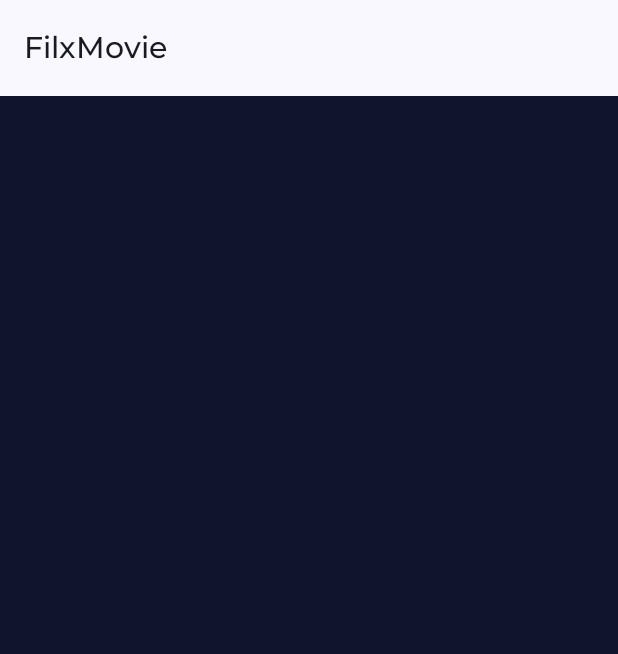
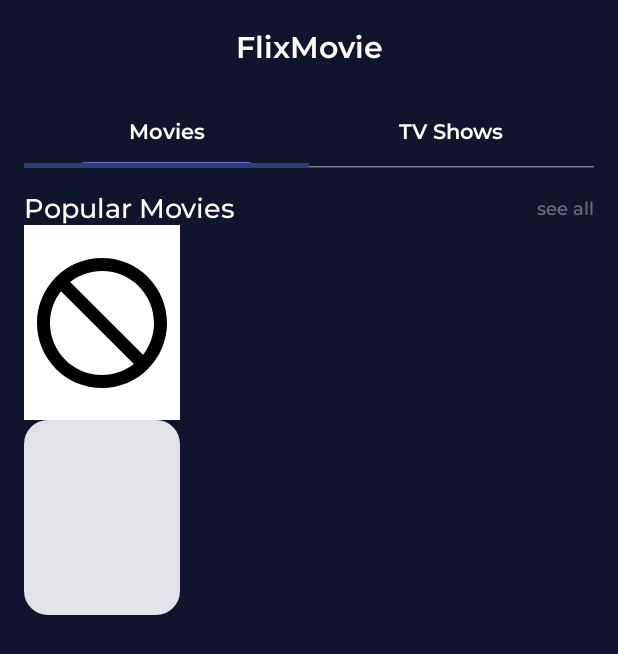
Before and after one commit to RedVelvet-Team/IMovie, an Android app built with Jetpack Compose: the composable HomeScreen shown on its own in the app's theme, on a phone screen of 412 x 824 dp. Shown: the top 654 px of the screen. Run offline under Robolectric (Android 15) with nearby library versions, the phone set to English and light mode, and no system bars; our stand-ins replace accompanist.

Commit message:
implement top app and tablayout and first section

```diff
--- /dev/null
+++ b/ui/src/main/java/com/redvelvet/ui/composable/CustomTopAppBar.kt
@@ -0,0 +1,47 @@
+package com.redvelvet.ui.composable
+
+import androidx.compose.material.icons.Icons
+import androidx.compose.material.icons.filled.ArrowBack
+import androidx.compose.material3.CenterAlignedTopAppBar
+import androidx.compose.material3.ExperimentalMaterial3Api
+import androidx.compose.material3.Icon
+import androidx.compose.material3.IconButton
+import androidx.compose.material3.Text
+import androidx.compose.material3.TopAppBarDefaults
+import androidx.compose.runtime.Composable
+import androidx.compose.ui.graphics.Color
+import androidx.compose.ui.text.style.TextOverflow
+import com.redvelvet.ui.theme.Primary
+import com.redvelvet.ui.theme.Typography
+
+@OptIn(ExperimentalMaterial3Api::class)
+@Composable
+fun CustomTopAppBar(title: String,hasBackArrow: Boolean) {
+    CenterAlignedTopAppBar(
+        title = {
+            Text(
+                text = title,
+                maxLines = 1,
+                overflow = TextOverflow.Ellipsis,
+                style = Typography.headlineLarge
+            )
+        },
+        navigationIcon = {
+            when(hasBackArrow){
+                true -> {
+                    IconButton(onClick = { /* doSomething() */ }) {
+                        Icon(
+                            imageVector = Icons.Filled.ArrowBack,
+                            contentDescription = "Localized description"
+                        )
+                    }
+                }
+                false -> {}
+            }
+        },
+        colors = TopAppBarDefaults.topAppBarColors(
+            containerColor = Primary,
+            titleContentColor = Color.White
+        )
+    )
+}
--- /dev/null
+++ b/ui/src/main/java/com/redvelvet/ui/composable/SectionHeader.kt
@@ -0,0 +1,29 @@
+package com.redvelvet.ui.composable
+
+import androidx.compose.foundation.layout.Arrangement
+import androidx.compose.foundation.layout.Row
+import androidx.compose.foundation.layout.fillMaxWidth
+import androidx.compose.material3.Text
+import androidx.compose.runtime.Composable
+import androidx.compose.ui.Alignment
+import androidx.compose.ui.Modifier
+import androidx.compose.ui.graphics.Color
+import com.redvelvet.ui.theme.FontAccent
+import com.redvelvet.ui.theme.Typography
+
+@Composable
+fun SectionHeader(label:String,modifier: Modifier = Modifier) {
+    Row(horizontalArrangement = Arrangement.SpaceBetween,
+        verticalAlignment = Alignment.CenterVertically,
+        modifier = modifier.fillMaxWidth()) {
+        Text(
+            text = label,
+            style = Typography.titleMedium,
+            color = Color.White
+        )
+        Text(text = "see all",
+            style = Typography.labelSmall,
+            color = FontAccent
+        )
+    }
+}
--- a/ui/src/main/java/com/redvelvet/ui/screen/home/HomeScreen.kt
+++ b/ui/src/main/java/com/redvelvet/ui/screen/home/HomeScreen.kt
@@ -1,20 +1,47 @@
 package com.redvelvet.ui.screen.home
 
+import androidx.compose.foundation.Image
+import androidx.compose.foundation.background
 import androidx.compose.foundation.layout.Arrangement
+import androidx.compose.foundation.layout.Box
 import androidx.compose.foundation.layout.Column
 import androidx.compose.foundation.layout.PaddingValues
 import androidx.compose.foundation.layout.Row
 import androidx.compose.foundation.layout.fillMaxSize
+import androidx.compose.foundation.layout.fillMaxWidth
+import androidx.compose.foundation.layout.height
+import androidx.compose.foundation.layout.padding
+import androidx.compose.foundation.layout.width
 import androidx.compose.foundation.lazy.LazyRow
+import androidx.compose.foundation.shape.CornerSize
+import androidx.compose.foundation.shape.RoundedCornerShape
+import androidx.compose.material3.Card
 import androidx.compose.material3.ExperimentalMaterial3Api
 import androidx.compose.material3.Scaffold
+import androidx.compose.material3.Tab
+import androidx.compose.material3.TabRow
 import androidx.compose.material3.Text
-import androidx.compose.material3.TopAppBar
 import androidx.compose.runtime.Composable
+import androidx.compose.runtime.getValue
+import androidx.compose.runtime.mutableStateOf
+import androidx.compose.runtime.remember
+import androidx.compose.runtime.setValue
+import androidx.compose.ui.Alignment
 import androidx.compose.ui.Modifier
+import androidx.compose.ui.graphics.Color
+import androidx.compose.ui.res.painterResource
+import androidx.compose.ui.res.stringResource
+import androidx.compose.ui.text.style.TextOverflow
 import androidx.compose.ui.tooling.preview.Preview
 import androidx.compose.ui.unit.dp
+import com.redvelvet.ui.R
+import com.redvelvet.ui.composable.CustomTopAppBar
+import com.redvelvet.ui.composable.SectionHeader
+import com.redvelvet.ui.composable.VerticalSpacer
+import com.redvelvet.ui.theme.FontAccent
 import com.redvelvet.ui.theme.Primary
+import com.redvelvet.ui.theme.Purple100
+import com.redvelvet.ui.theme.Typography
 
 /*@Preview(
     showSystemUi = true,
@@ -24,7 +51,7 @@ import com.redvelvet.ui.theme.Primary
 @Composable
 fun PreviewHomeScreenHorizontal(){
     HomeScreenContent(paddingValues = PaddingValues(16.dp))
-}
+}*/
 
 @Preview(
     showSystemUi = true,
@@ -33,48 +60,100 @@ fun PreviewHomeScreenHorizontal(){
 )
 @Composable
 fun PreviewHomeScreenVertical(){
-    HomeScreenContent(paddingValues = PaddingValues(16.dp))
-}*/
+    HomeScreen()
+}
 
 
 @OptIn(ExperimentalMaterial3Api::class)
 @Composable
 fun HomeScreen(){
-    Scaffold(modifier = Modifier.fillMaxSize(),
+    Scaffold(
+        modifier = Modifier.fillMaxSize(),
         topBar = {
-                 TopAppBar(title = { Text(text = "FilxMovie") })
+            CustomTopAppBar("FlixMovie",hasBackArrow = false)
         },
         bottomBar = {},
         containerColor = Primary
-    ) {paddingValues ->
+    ) { paddingValues ->
         HomeScreenContent(paddingValues)
     }
 }
 
 @Composable
 fun HomeScreenContent(paddingValues: PaddingValues) {
+    Column(modifier = Modifier
+        .padding(top = 64.dp)
+        .padding(horizontal = 16.dp)) {
+        CustomTabLayout()
+        VerticalSpacer(space = 16)
+        SectionHeader("Popular Movies")
+        ItemBasicCard()
+    }
+}
 
+@OptIn(ExperimentalMaterial3Api::class)
+@Composable
+fun ItemBasicCard() {
+    Column {
+        Image(
+            painter = painterResource(id = R.drawable.baseline_do_disturb_alt_24),
+            contentDescription = stringResource(R.string.poster),
+            modifier = Modifier
+                .width(104.dp)
+                .height(130.dp)
+                .background(Color.White)
+        )
+
+    }
+    Card(
+        onClick = { /*TODO*/ },
+        modifier = Modifier
+            .width(104.dp)
+            .height(130.dp),
+        shape = RoundedCornerShape(corner = CornerSize(16.dp))
+    ) {
+
+    }
 }
 
 
-@Preview(
-    showSystemUi = true,
-    showBackground = true,
-)
 @Composable
-fun Preview(){
-    Section("Top Rated", emptyList())
-}
-
-@Composable
-fun Section(sectionName: String,list:List<String>) {
-    Column {
-        Row (horizontalArrangement = Arrangement.SpaceBetween) {
-            Text(text = sectionName)
-            Text(text = "see all")
-        }
-        LazyRow{
-
+fun CustomTabLayout() {
+    var state by remember { mutableStateOf(0) }
+    val titles = listOf("Movies","TV Shows")
+    Column(modifier = Modifier
+        .fillMaxWidth()) {
+        TabRow(
+            selectedTabIndex = state,
+            contentColor = Color.White,
+            containerColor = Primary,
+        ) {
+            titles.forEachIndexed { index, title ->
+                Box {
+                    Tab(
+                        selected = state == index,
+                        onClick = { state = index },
+                        text = {
+                            Text(
+                                text = title,
+                                maxLines = 1,
+                                overflow = TextOverflow.Ellipsis,
+                                color = Color.White,
+                                style = Typography.headlineSmall
+                            )
+                        }
+                    )
+                    if (state == index) {
+                        Box(
+                            Modifier
+                                .fillMaxWidth(0.6f)
+                                .height(4.dp)
+                                .align(androidx.compose.ui.Alignment.BottomCenter)
+                                .background(Purple100, RoundedCornerShape(50))
+                        )
+                    }
+                }
+            }
         }
     }
 }
--- /dev/null
+++ b/ui/src/main/res/drawable/baseline_do_disturb_alt_24.xml
@@ -0,0 +1,5 @@
+<vector android:height="24dp" android:tint="#000000"
+    android:viewportHeight="24" android:viewportWidth="24"
+    android:width="24dp" xmlns:android="http://schemas.android.com/apk/res/android">
+    <path android:fillColor="@android:color/white" android:pathData="M12,2C6.48,2 2,6.48 2,12s4.48,10 10,10s10,-4.48 10,-10S17.52,2 12,2zM12,20c-4.42,0 -8,-3.58 -8,-8c0,-1.85 0.63,-3.55 1.69,-4.9L16.9,18.31C15.55,19.37 13.85,20 12,20zM18.31,16.9L7.1,5.69C8.45,4.63 10.15,4 12,4c4.42,0 8,3.58 8,8C20,13.85 19.37,15.55 18.31,16.9z"/>
+</vector>
--- a/ui/src/main/res/values/strings.xml
+++ b/ui/src/main/res/values/strings.xml
@@ -6,4 +6,5 @@
     <string name="description">Enjoy a seamless and user-friendly experience Browse movies effortlessly and watch them instantly online.</string>
     <string name="onboarding_start">Start</string>
     <string name="logo">logo</string>
+    <string name="poster">movie poster image</string>
 </resources>
```
